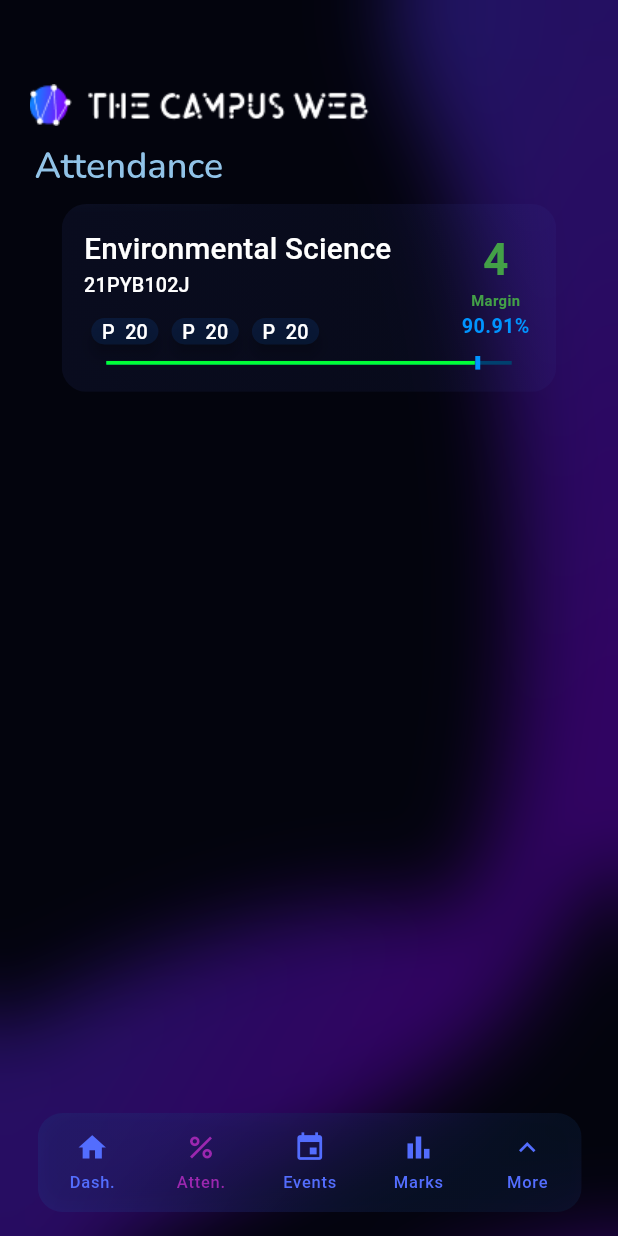
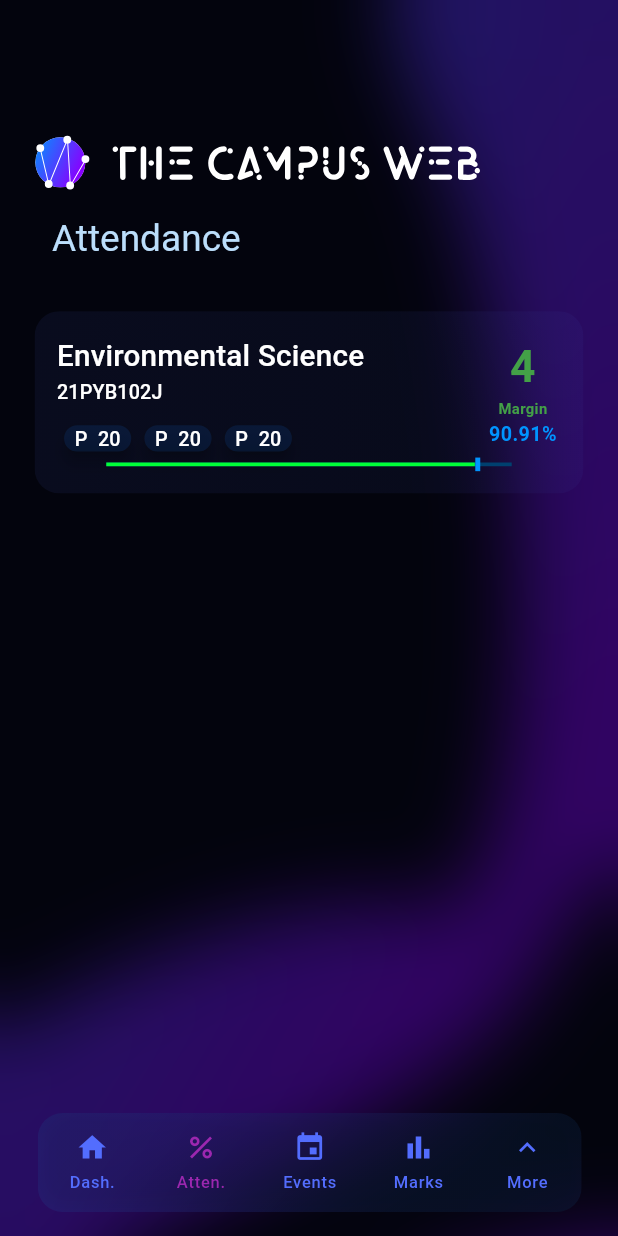
Before and after one commit to TanishqPokharia/CampusApp, a Flutter app: the screen it shows after launch, item 2 of the bottom bar chosen, on a phone screen of 412 x 824 dp. Run offline on Flutter 3.47's test engine with Material 3 defaults, Android fonts, the phone set to English and light mode, and no system bars; drawn by our look-alikes of blur; our stand-ins replace awesome_bottom_bar, flutter_carousel_widget, flutter_svg, glass.

Commit message:
add ScreenBase to remaining screens

```diff
--- a/lib/screens/attendance_screen.dart
+++ b/lib/screens/attendance_screen.dart
@@ -1,4 +1,5 @@
 import 'package:campus_app/widgets/attendance_widget.dart';
+import 'package:campus_app/widgets/screen_base.dart';
 import 'package:flutter/material.dart';
 import 'package:campus_app/main.dart';
 import 'package:flutter_svg/flutter_svg.dart';
@@ -10,46 +11,17 @@ class AttendanceScreen extends StatelessWidget {
 
   @override
   Widget build(BuildContext context) {
-    return Scaffold(
-      body: SingleChildScrollView(
-        child: Stack(
-          alignment: Alignment.topCenter,
-          children: [
-            const BackgroundImage(),
-            Container(
-              height: context.screenHeight,
-              width: context.screenWidth,
-              color: Colors.indigo.shade900.withOpacity(0.1),
-            ),
-            Padding(
-              padding: EdgeInsets.all(context.responsiveSize(8)),
+    return ScreenBase(
+      title: "Attendance",
       child: Column(
         crossAxisAlignment: CrossAxisAlignment.center,
         children: [
-                  SizedBox(
-                    height: context.responsiveSize(60),
-                  ),
           Padding(
-                    padding: EdgeInsets.only(left: context.responsiveSize(16)),
-                    child: Align(
-                        alignment: Alignment.centerLeft,
-                        child: Image.asset("assets/logo_small.png")),
-                  ),
-                  Container(
-                      margin: EdgeInsets.all(context.responsiveSize(20)),
-                      alignment: Alignment.centerLeft,
-                      child: SvgPicture.asset("assets/attendance.svg")),
-                  Container(
-                    width: context.responsiveSize(400),
-                    height: context.responsiveSize(152),
+            padding: EdgeInsets.all(context.responsiveSize(20)),
             child: AttendanceWidget(),
           )
         ],
       ),
-            ),
-          ],
-        ),
-      ),
     );
   }
 }
```
Lines whose indentation alone changed are shown as unchanged.
